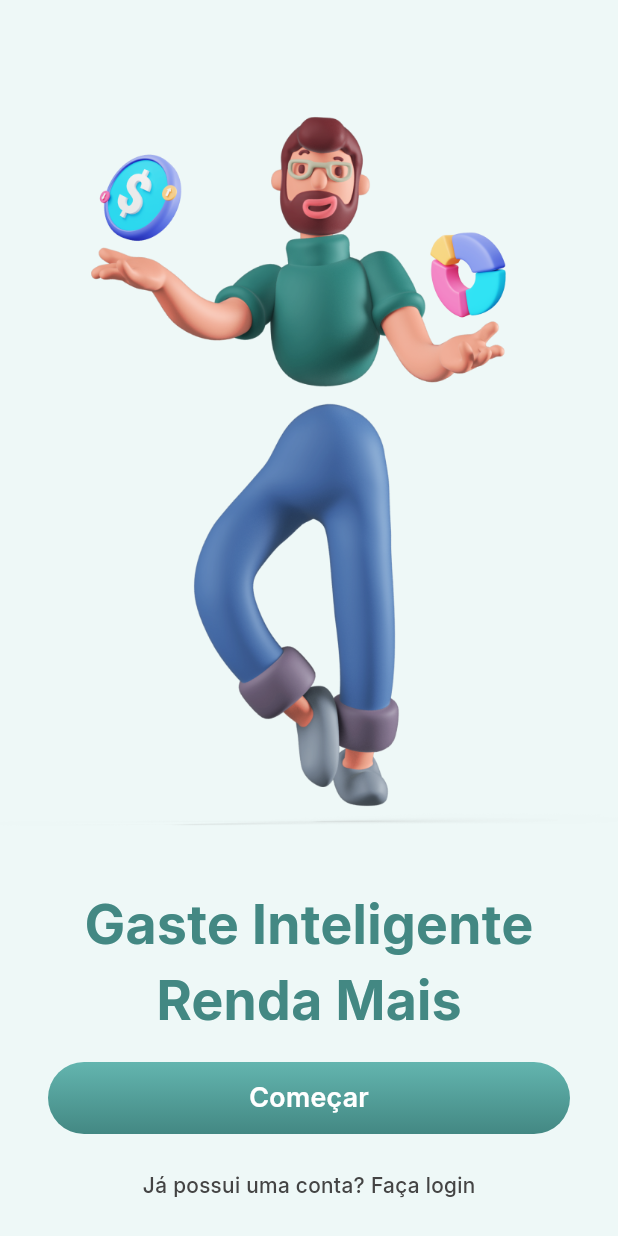
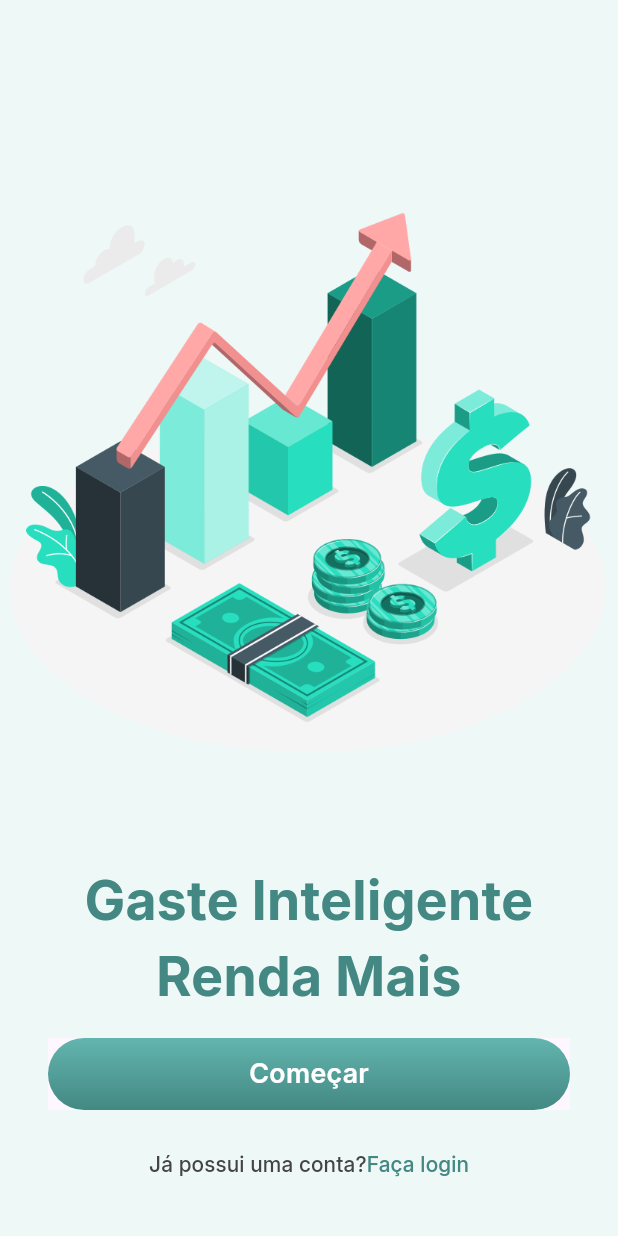
Before and after one commit to LeandroFonseca16/financy_app, a Flutter app: the screen it shows after launch, on a phone screen of 412 x 824 dp. Run offline on Flutter 3.47's test engine with Material 3 defaults, Android fonts, the phone set to English and light mode, and no system bars.

Commit message:
feat: Sign in button increment and code refactoration

```diff
--- a/lib/app.dart
+++ b/lib/app.dart
@@ -1,4 +1,3 @@
-import 'package:financy_app/features/splash/splash_page.dart';
 import 'package:flutter/material.dart';
 import 'features/onboarding/onboarding_page.dart';
 
--- /dev/null
+++ b/lib/common/widgets/multi_text_button.dart
@@ -0,0 +1,23 @@
+import 'package:flutter/material.dart';
+
+class MultiTextButton extends StatelessWidget {
+  final List<Text> children;
+  final VoidCallback? onPressed;
+
+  const MultiTextButton({
+    super.key,
+    required this.children,
+    required this.onPressed,
+  });
+
+  @override
+  Widget build(BuildContext context) {
+    return TextButton(
+        onPressed: onPressed,
+        child: Row(
+          mainAxisSize: MainAxisSize.min,
+          mainAxisAlignment: MainAxisAlignment.center,
+          children: children,
+        ));
+  }
+}
--- a/lib/common/widgets/primary_button.dart
+++ b/lib/common/widgets/primary_button.dart
@@ -18,7 +18,8 @@ class PrimaryButton extends StatelessWidget {
 
   @override
   Widget build(BuildContext context) {
-    return Ink(
+    return Material(
+      child: Ink(
         height: 48.0,
         decoration: BoxDecoration(
             borderRadius: _borderRadius,
@@ -38,6 +39,7 @@ class PrimaryButton extends StatelessWidget {
                     .copyWith(color: AppColors.white)),
           ),
         ),
+      ),
     );
   }
 }
--- a/lib/features/onboarding/onboarding_page.dart
+++ b/lib/features/onboarding/onboarding_page.dart
@@ -1,6 +1,7 @@
 import 'package:flutter/material.dart';
 import '../../common/constants/app_colors.dart';
 import '../../common/constants/app_text_styles.dart';
+import '../../common/widgets/multi_text_button.dart';
 import '../../common/widgets/primary_button.dart';
 
 class OnboardingPage extends StatelessWidget {
@@ -15,18 +16,19 @@ class OnboardingPage extends StatelessWidget {
           children: [
             const SizedBox(height: 48.0),
             Expanded(
-              flex: 2,
-              child: Image.asset("assets/images/man.png"),
+              child: Image.asset("assets/images/onboarding_image.png"),
             ),
             Text('Gaste Inteligente',
+                textAlign: TextAlign.center,
                 style: AppTextStyles.mediumText
                     .copyWith(color: AppColors.greelightTwo)),
             Text('Renda Mais',
+                textAlign: TextAlign.center,
                 style: AppTextStyles.mediumText
                     .copyWith(color: AppColors.greelightTwo)),
             Padding(
               padding:
-                  const EdgeInsets.symmetric(horizontal: 32.0, vertical: 16.0),
+                  const EdgeInsets.only(left: 32.0, right: 32.0, top: 16.0, bottom: 4.0),
               child: PrimaryButton(
                 text: 'Começar',
                 onPressed: () {},
@@ -35,8 +37,21 @@ class OnboardingPage extends StatelessWidget {
             const SizedBox(
               height: 8.0,
             ),
-            Text('Já possui uma conta? Faça login',
-                style: AppTextStyles.smallText.copyWith(color: AppColors.grey)),
+            MultiTextButton(
+              onPressed: () {},
+              children: [
+                Text(
+                  'Já possui uma conta?',
+                  style:
+                      AppTextStyles.smallText.copyWith(color: AppColors.grey),
+                ),
+                Text(
+                  'Faça login',
+                  style: AppTextStyles.smallText
+                      .copyWith(color: AppColors.greelightTwo),
+                ),
+              ],
+            ),
             const SizedBox(height: 24.0),
           ],
         ),
```
Also changed, not shown: assets/images/check_your_email_image.png (added), assets/images/forgot_password_image.png (added), assets/images/onboarding_image.png (added), assets/images/sign_in_image.png (added), assets/images/sign_up_image.png (added). Lines whose indentation alone changed are shown as unchanged.
